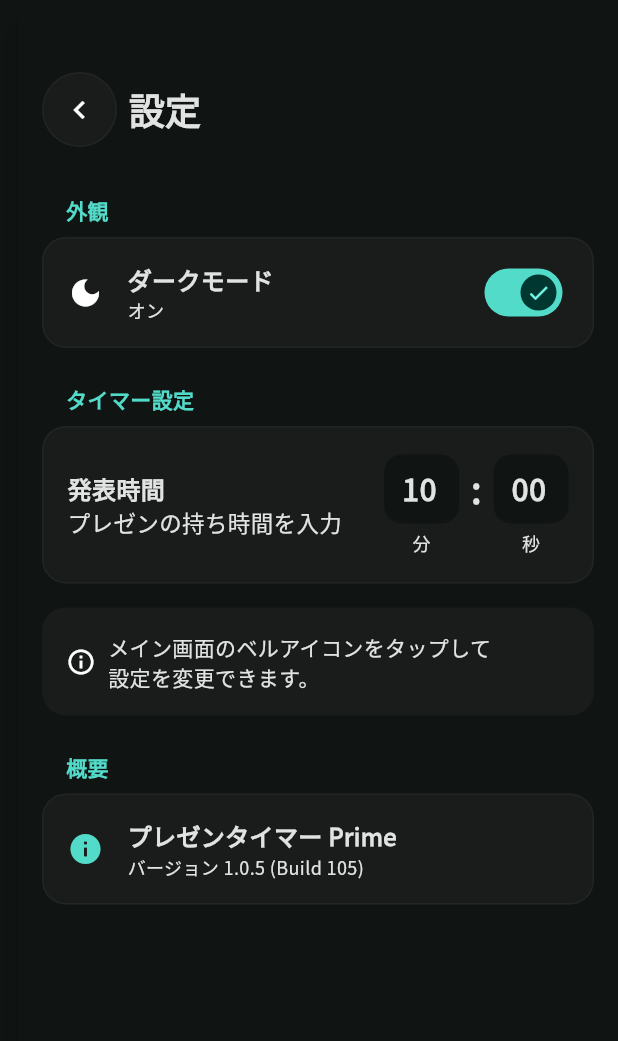
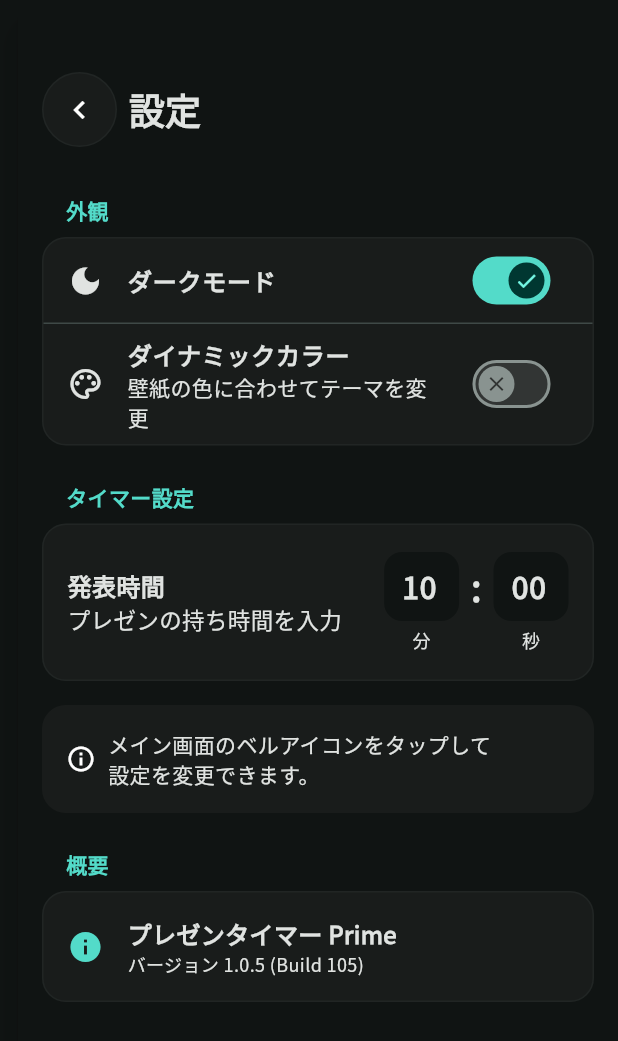
Before and after one commit to Girky0815/presentationtimer_prime, a Flutter app: the SettingsPanel widget shown alone on an empty page, opened directly, after a tap on "ダークモード", on a phone screen of 412 x 824 dp. Shown: the top 1041 px of the screen. Run offline on Flutter 3.47's test engine with Material 3 defaults, Android fonts, the phone set to English and light mode, and no system bars; drawn by our look-alikes of dynamic_color; our stand-ins replace audioplayers, google_fonts, package_info_plus.

Commit message:
v1.1.0: ダイナミックカラー追加

```diff
--- a/lib/main.dart
+++ b/lib/main.dart
@@ -6,6 +6,7 @@
 import 'package:provider/provider.dart';
 import 'package:audioplayers/audioplayers.dart';
 import 'package:package_info_plus/package_info_plus.dart';
+import 'package:dynamic_color/dynamic_color.dart';
 
 void main() {
   runApp(
@@ -107,6 +108,7 @@
   }
 
   bool isDarkMode = false;
+  bool useDynamicColor = false;
 
   // Timer State
   Timer? _timer;
@@ -157,6 +159,11 @@
 
   void toggleTheme() {
     isDarkMode = !isDarkMode;
+    notifyListeners();
+  }
+
+  void toggleDynamicColor(bool value) {
+    useDynamicColor = value;
     notifyListeners();
   }
 
@@ -244,25 +251,42 @@
   Widget build(BuildContext context) {
     final timerState = context.watch<TimerState>();
 
+    return DynamicColorBuilder(
+      builder: (ColorScheme? lightDynamic, ColorScheme? darkDynamic) {
+        ColorScheme lightScheme;
+        ColorScheme darkScheme;
+
+        if (timerState.useDynamicColor &&
+            lightDynamic != null &&
+            darkDynamic != null) {
+          lightScheme = lightDynamic.harmonized();
+          darkScheme = darkDynamic.harmonized();
+        } else {
+          lightScheme = lightColorScheme;
+          darkScheme = darkColorScheme;
+        }
+
         return MaterialApp(
           title: 'Presentation Timer',
           debugShowCheckedModeBanner: false,
           theme: ThemeData(
             useMaterial3: true,
-        colorScheme: lightColorScheme,
+            colorScheme: lightScheme,
             textTheme: _buildSmartTextTheme(
               ThemeData(brightness: Brightness.light).textTheme,
             ),
           ),
           darkTheme: ThemeData(
             useMaterial3: true,
-        colorScheme: darkColorScheme,
+            colorScheme: darkScheme,
             textTheme: _buildSmartTextTheme(
               ThemeData(brightness: Brightness.dark).textTheme,
             ),
           ),
           themeMode: timerState.isDarkMode ? ThemeMode.dark : ThemeMode.light,
           home: const TimerScreen(),
+        );
+      },
     );
   }
 
@@ -715,6 +739,14 @@
 class _SettingsPanelState extends State<SettingsPanel> {
   PackageInfo? _packageInfo;
 
+  final WidgetStateProperty<Icon?> _thumbIcon =
+      WidgetStateProperty.resolveWith<Icon?>((states) {
+    if (states.contains(WidgetState.selected)) {
+      return const Icon(Icons.check);
+    }
+    return const Icon(Icons.close);
+  });
+
   @override
   void initState() {
     super.initState();
@@ -788,10 +820,7 @@
                               color: colorScheme.primary,
                               fontWeight: FontWeight.bold)),
                     ),
-                    InkWell(
-                      onTap: state.toggleTheme,
-                      borderRadius: BorderRadius.circular(16),
-                      child: Container(
+                    Container(
                       decoration: BoxDecoration(
                         color: colorScheme.surfaceContainerLow,
                         borderRadius: BorderRadius.circular(16),
@@ -799,46 +828,29 @@
                             color: colorScheme.outlineVariant
                                 .withValues(alpha: 0.2)),
                       ),
-                        padding: const EdgeInsets.symmetric(
-                            horizontal: 16, vertical: 12),
-                        child: Row(
+                      child: Column(
                         children: [
-                            Icon(state.isDarkMode
+                          SwitchListTile(
+                            title: const Text("ダークモード",
+                                style: TextStyle(fontWeight: FontWeight.bold)),
+                            value: state.isDarkMode,
+                            onChanged: (v) => state.toggleTheme(),
+                            thumbIcon: _thumbIcon,
+                            secondary: Icon(state.isDarkMode
                                 ? Icons.dark_mode
                                 : Icons.light_mode),
-                            const SizedBox(width: 16),
-                            Expanded(
-                              child: Column(
-                                crossAxisAlignment: CrossAxisAlignment.start,
-                                children: [
-                                  Text("ダークモード",
-                                      style: TextStyle(
-                                          fontSize: 16,
-                                          fontWeight: FontWeight.bold,
-                                          color: colorScheme.onSurface)),
-                                  Text(state.isDarkMode ? "オン" : "オフ",
-                                      style: TextStyle(
-                                          fontSize: 12,
-                                          color: colorScheme.onSurfaceVariant)),
-                                ],
                           ),
-                            ),
-                            Switch(
-                              value: state.isDarkMode,
-                              onChanged: (v) => state.toggleTheme(),
-                              // ▼ ここから追加: トグルの丸い部分(Thumb)にアイコンを表示する設定
-                              thumbIcon: WidgetStateProperty.resolveWith<Icon?>(
-                                  (Set<WidgetState> states) {
-                                if (states.contains(WidgetState.selected)) {
-                                  // ONのときのアイコン ('O' にしたい場合は Icons.circle_outlined などに変更)
-                                  return const Icon(Icons.check);
-                                }
-                                // OFFのときのアイコン ('X')
-                                return const Icon(Icons.close);
-                              }),
+                          const Divider(height: 1),
+                          SwitchListTile(
+                            title: const Text("ダイナミックカラー",
+                                style: TextStyle(fontWeight: FontWeight.bold)),
+                            subtitle: const Text("壁紙の色に合わせてテーマを変更"),
+                            value: state.useDynamicColor,
+                            onChanged: (v) => state.toggleDynamicColor(v),
+                            thumbIcon: _thumbIcon,
+                            secondary: const Icon(Icons.palette_outlined),
                           ),
                         ],
-                        ),
                       ),
                     ),
 
--- a/pubspec.yaml
+++ b/pubspec.yaml
@@ -16,6 +16,7 @@
   google_fonts: ^6.1.0
   provider: ^6.1.1
   package_info_plus: ^9.0.0
+  dynamic_color: ^1.8.1
   # material_color_utilities: ^0.13.0
   # lucide_icons は削除（標準Material Iconsを使用）
 
```
Also changed, not shown: pubspec.lock, 5 other files. Lines whose indentation alone changed are shown as unchanged.
